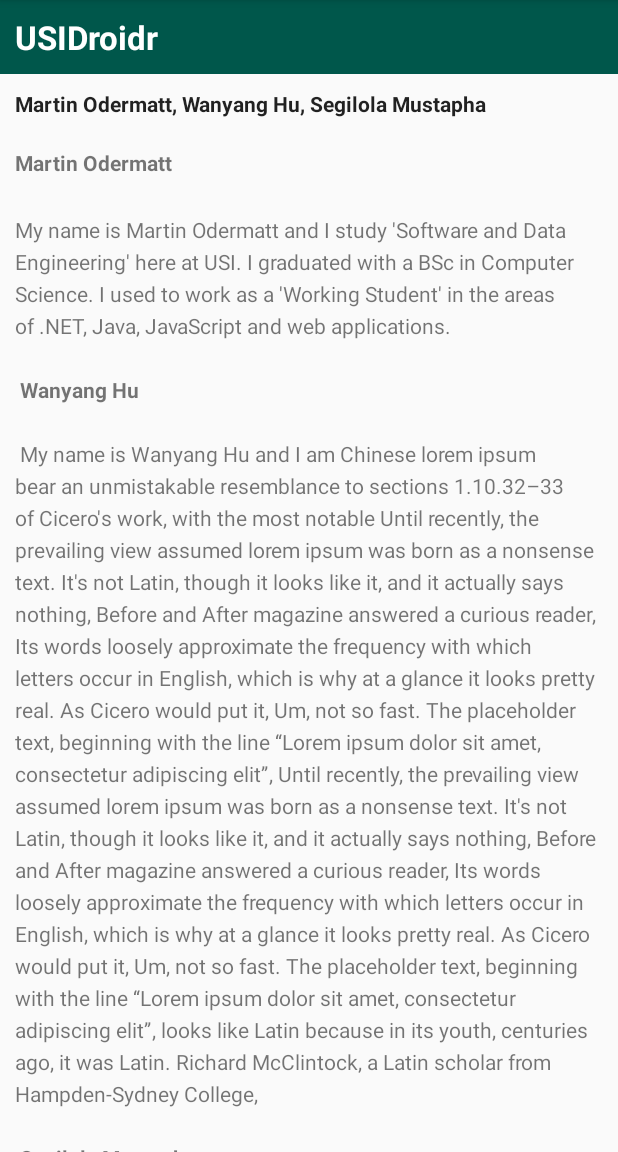
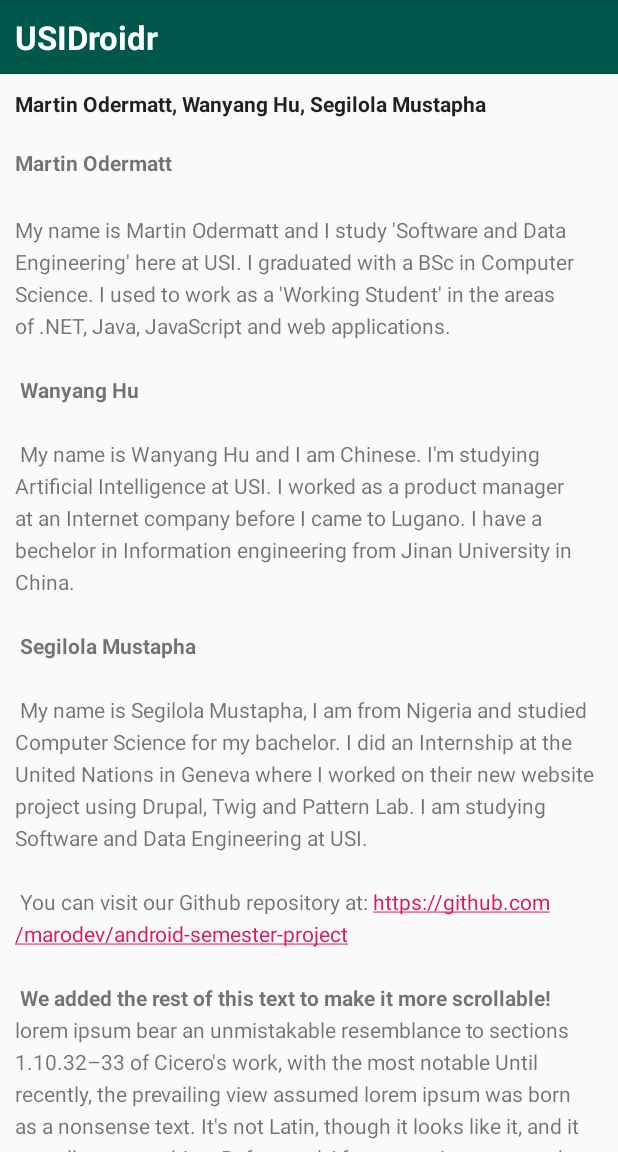
Before and after one commit to marodev/android-semester-project, an Android app: the screen it shows after launch (MainActivity), on a phone screen of 412 x 824 dp, the part 84-1236 px from its top. Run offline under Robolectric (Android 15) with nearby library versions, the phone set to English and light mode, and no system bars.

Commit message:
Segilola's and Wanyang's profile

```diff
--- a/ScrollingText/app/src/main/res/values/strings.xml
+++ b/ScrollingText/app/src/main/res/values/strings.xml
@@ -2,15 +2,20 @@
     <string name="app_name">Scrolling Text</string>
     <string name="article_title">USIDroidr</string>
     <string name="article_subtitle"><b>Martin Odermatt, Wanyang Hu, Segilola Mustapha</b></string>
-    <string name="article_text"><b>Martin Odermatt</b>\n\nMy name is Martin Odermatt and I study \'Software and Data Engineering\' here at USI. I graduated with a BSc in Computer Science. I used to work as a \'Working Student\' in the areas of .NET, Java, JavaScript and web applications. \n\n <b>Wanyang Hu </b> \n\n My name is Wanyang Hu and I am Chinese lorem ipsum bear an unmistakable resemblance to sections 1.10.32–33 of Cicero\'s work, with the most notable Until recently, the prevailing view assumed lorem ipsum was born as a nonsense text. It\'s not Latin, though it looks like it, and it actually says nothing, Before and After magazine answered a curious reader, Its words loosely approximate the frequency with which letters occur in English, which is why at a glance it looks pretty real.
+    <string name="article_text"><b>Martin Odermatt</b>\n\nMy name is Martin Odermatt and I study \'Software and Data Engineering\' here at USI. I graduated with a BSc in Computer Science. I used to work as a \'Working Student\' in the areas of .NET, Java, JavaScript and web applications.
+       \n\n <b>Wanyang Hu </b> \n\n My name is Wanyang Hu and I am Chinese. I\'m studying Artificial Intelligence at USI. I worked as a product manager at an Internet company before I came to Lugano. I have a bechelor in Information engineering from Jinan University in China.
+        \n\n <b>Segilola Mustapha </b>\n\n My name is Segilola Mustapha, I am from Nigeria and studied Computer Science for my bachelor. I did an Internship at the United Nations in Geneva where I worked on their new website project using Drupal, Twig and Pattern Lab. I am studying Software and Data Engineering at USI.
+        \n\n You can visit our Github repository at: https://github.com/marodev/android-semester-project
+        \n\n <b>We added the rest of this text to make it more scrollable! </b> lorem ipsum bear an unmistakable resemblance to sections 1.10.32–33 of Cicero\'s work, with the most notable Until recently, the prevailing view assumed lorem ipsum was born as a nonsense text. It\'s not Latin, though it looks like it, and it actually says nothing, Before and After magazine answered a curious reader, Its words loosely approximate the frequency with which letters occur in English, which is why at a glance it looks pretty real.
 
 As Cicero would put it, Um, not so fast. The placeholder text, beginning with the line \“Lorem ipsum dolor sit amet, consectetur adipiscing elit\”, Until recently, the prevailing view assumed lorem ipsum was born as a nonsense text. It\'s not Latin, though it looks like it, and it actually says nothing, Before and After magazine answered a curious reader, Its words loosely approximate the frequency with which letters occur in English, which is why at a glance it looks pretty real.
 
 As Cicero would put it, Um, not so fast. The placeholder text, beginning with the line “Lorem ipsum dolor sit amet, consectetur adipiscing elit”, looks like Latin because in its youth, centuries ago, it was Latin.
 
-Richard McClintock, a Latin scholar from Hampden-Sydney College,\n\n <b>Segilola Mustapha </b>\n\n My name is Segilola Mustapha and I am Nigerian is credited with discovering the source behind the ubiquitous filler text. In seeing a sample of lorem ipsum, his interest was piqued by consectetur—a genuine, albeit rare, Latin word. Consulting a Latin dictionary led McClintock to a passage from De Finibus Bonorum et Malorum (On the Extremes of Good and Evil), a first-century B.C. text from the Roman philosopher Cicero.
+Richard McClintock, a Latin scholar from Hampden-Sydney College, is credited with discovering the source behind the ubiquitous filler text. In seeing a sample of lorem ipsum, his interest was piqued by consectetur—a genuine, albeit rare, Latin word. Consulting a Latin dictionary led McClintock to a passage from De Finibus Bonorum et Malorum (On the Extremes of Good and Evil), a first-century B.C. text from the Roman philosopher Cicero.
 
 In particular, the garbled words of lorem ipsum bear an unmistakable resemblance to sections 1.10.32–33 of Cicero\'s work, with the most notable Until recently, the prevailing view assumed lorem ipsum was born as a nonsense text. It\'s not Latin, though it looks like it, and it actually says nothing, Before and After magazine answered a curious reader, Its words loosely approximate the frequency with which letters occur in English, which is why at a glance it looks pretty real.
 
-As Cicero would put it, Um, not so fast. The placeholder text, beginning with the line. \n\n You can visit our Github repository at: https://github.com/marodev/android-semester-project</string>
+As Cicero would put it, Um, not so fast. The placeholder text, beginning with the line
+        . \n\n You can visit our Github repository at: https://github.com/marodev/android-semester-project</string>
 </resources>
```
